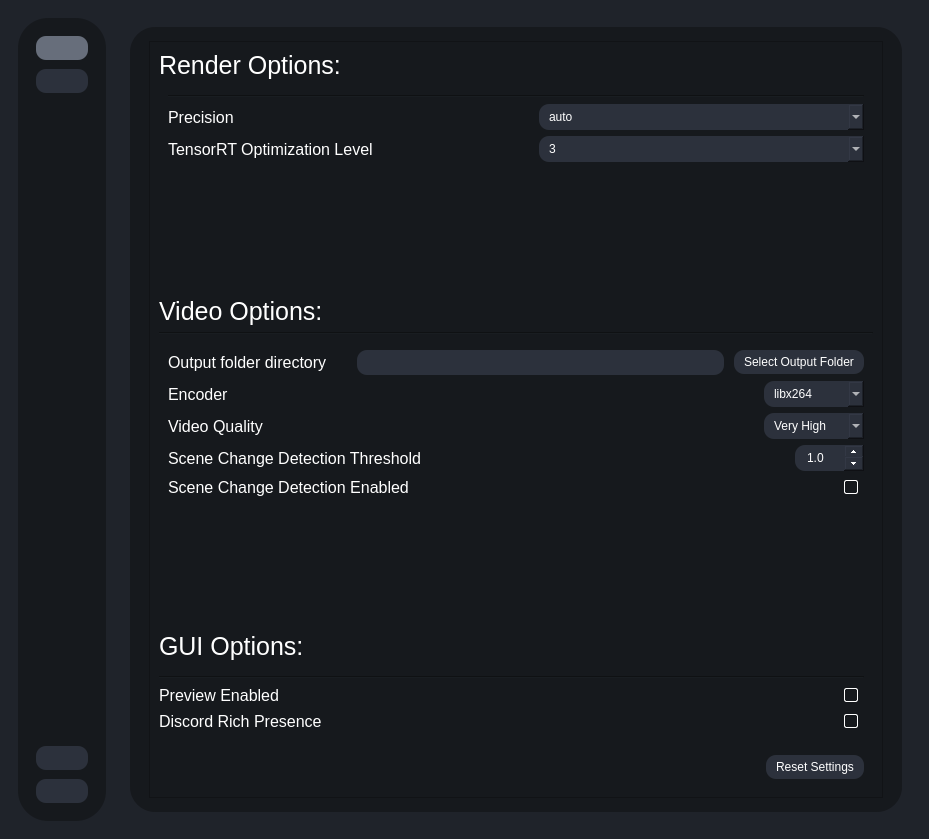
Above: testRVEInterface.ui from TNTwise/REAL-Video-Enhancer before the change. Below: the same form after it.
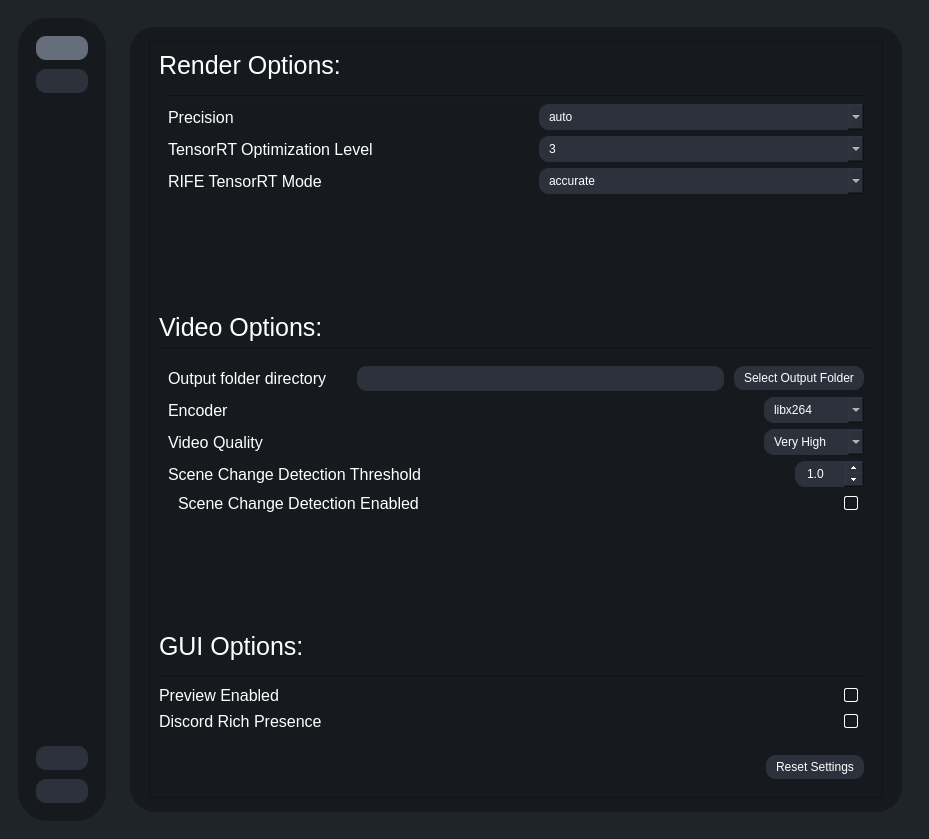
That is the form after the change. The open tabs and pages were chosen to show the change. Icons and pictures are not drawn.

Commit message: implement toggle in front end

What changed in the file:
```diff
--- a/testRVEInterface.ui
+++ b/testRVEInterface.ui
@@ -1478,6 +1478,78 @@
                        </item>
                       </layout>
                      </item>
+                     <item>
+                      <widget class="QWidget" name="widget_11" native="true">
+                       <layout class="QHBoxLayout" name="horizontalLayout_26">
+                        <property name="spacing">
+                         <number>10</number>
+                        </property>
+                        <property name="leftMargin">
+                         <number>0</number>
+                        </property>
+                        <property name="topMargin">
+                         <number>0</number>
+                        </property>
+                        <property name="rightMargin">
+                         <number>0</number>
+                        </property>
+                        <property name="bottomMargin">
+                         <number>0</number>
+                        </property>
+                        <item>
+                         <widget class="QLabel" name="label_35">
+                          <property name="font">
+                           <font>
+                            <pointsize>12</pointsize>
+                           </font>
+                          </property>
+                          <property name="text">
+                           <string>RIFE TensorRT Mode</string>
+                          </property>
+                         </widget>
+                        </item>
+                        <item>
+                         <widget class="QLabel" name="label_36">
+                          <property name="maximumSize">
+                           <size>
+                            <width>25</width>
+                            <height>25</height>
+                           </size>
+                          </property>
+                          <property name="toolTip">
+                           <string>&lt;html&gt;&lt;head/&gt;&lt;body&gt;&lt;p&gt;RIFE TensorRT Mode&lt;/p&gt;&lt;p&gt; - Fast: uplift in performance at the cost of accuracy of the output, can cause weird jitter effects.&lt;/p&gt;&lt;p&gt;- Accurate: decline in performance, but is the same output as RIFE Pytorch/CUDA.&lt;/p&gt;&lt;/body&gt;&lt;/html&gt;</string>
+                          </property>
+                          <property name="text">
+                           <string/>
+                          </property>
+                          <property name="pixmap">
+                           <pixmap resource="resources.qrc">:/icons/icons/info.svg</pixmap>
+                          </property>
+                          <property name="scaledContents">
+                           <bool>true</bool>
+                          </property>
+                         </widget>
+                        </item>
+                        <item>
+                         <widget class="QComboBox" name="rife_trt_mode">
+                          <property name="currentIndex">
+                           <number>0</number>
+                          </property>
+                          <item>
+                           <property name="text">
+                            <string>accurate</string>
+                           </property>
+                          </item>
+                          <item>
+                           <property name="text">
+                            <string>fast</string>
+                           </property>
+                          </item>
+                         </widget>
+                        </item>
+                       </layout>
+                      </widget>
+                     </item>
                     </layout>
                    </widget>
                   </item>
@@ -1825,6 +1897,9 @@
                         <property name="bottomMargin">
                          <number>0</number>
                         </property>
+                        <item>
+                         <widget class="QWidget" name="widget_10" native="true"/>
+                        </item>
                         <item>
                          <widget class="QLabel" name="label_20">
                           <property name="font">
```
The commit also changes 2 other files.
